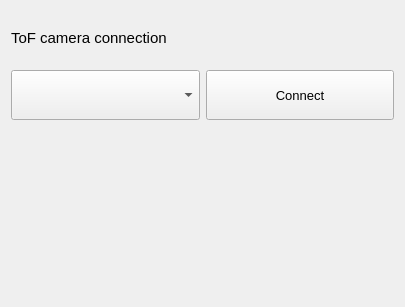
Before: the Qt Designer form Modules/ToFUI/Qmitk/QmitkToFConnectionWidgetControls.ui in MITK/MITK, drawn with Qt 5.
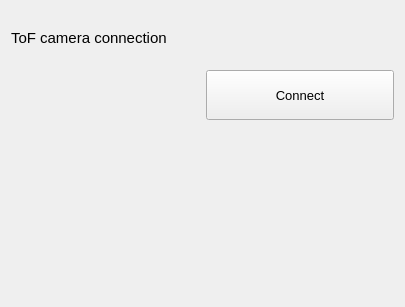
After: the same form once the commit is applied. Icons and pictures are not drawn. Custom widgets are drawn as their Qt base class.

Commit message: Started moding the QmitkToFConnectionWidget to use kenos widget(instead of a Combobox) not finished yet, but update on the way. later renameing Widget would be nice

```diff
--- a/Modules/ToFUI/Qmitk/QmitkToFConnectionWidgetControls.ui
+++ b/Modules/ToFUI/Qmitk/QmitkToFConnectionWidgetControls.ui
@@ -32,42 +32,6 @@
      </property>
     </widget>
    </item>
-   <item row="1" column="0">
-    <widget class="QComboBox" name="m_SelectCameraCombobox">
-     <property name="sizePolicy">
-      <sizepolicy hsizetype="Minimum" vsizetype="Fixed">
-       <horstretch>0</horstretch>
-       <verstretch>0</verstretch>
-      </sizepolicy>
-     </property>
-     <property name="minimumSize">
-      <size>
-       <width>0</width>
-       <height>50</height>
-      </size>
-     </property>
-     <property name="font">
-      <font>
-       <pointsize>10</pointsize>
-      </font>
-     </property>
-     <property name="currentIndex">
-      <number>-1</number>
-     </property>
-     <property name="maxVisibleItems">
-      <number>7</number>
-     </property>
-     <property name="insertPolicy">
-      <enum>QComboBox::InsertAtBottom</enum>
-     </property>
-     <property name="sizeAdjustPolicy">
-      <enum>QComboBox::AdjustToContents</enum>
-     </property>
-     <property name="frame">
-      <bool>true</bool>
-     </property>
-    </widget>
-   </item>
    <item row="1" column="1">
     <widget class="QPushButton" name="m_ConnectCameraButton">
      <property name="minimumSize">
@@ -112,6 +76,9 @@
    <item row="4" column="0" colspan="2">
     <widget class="QmitkKinectParameterWidget" name="m_KinectParameterWidget" native="true"/>
    </item>
+   <item row="1" column="0">
+    <widget class="QWidget" name="widget" native="true"/>
+   </item>
   </layout>
  </widget>
  <layoutdefault spacing="6" margin="11"/>
```
The commit also changes 8 other files.
